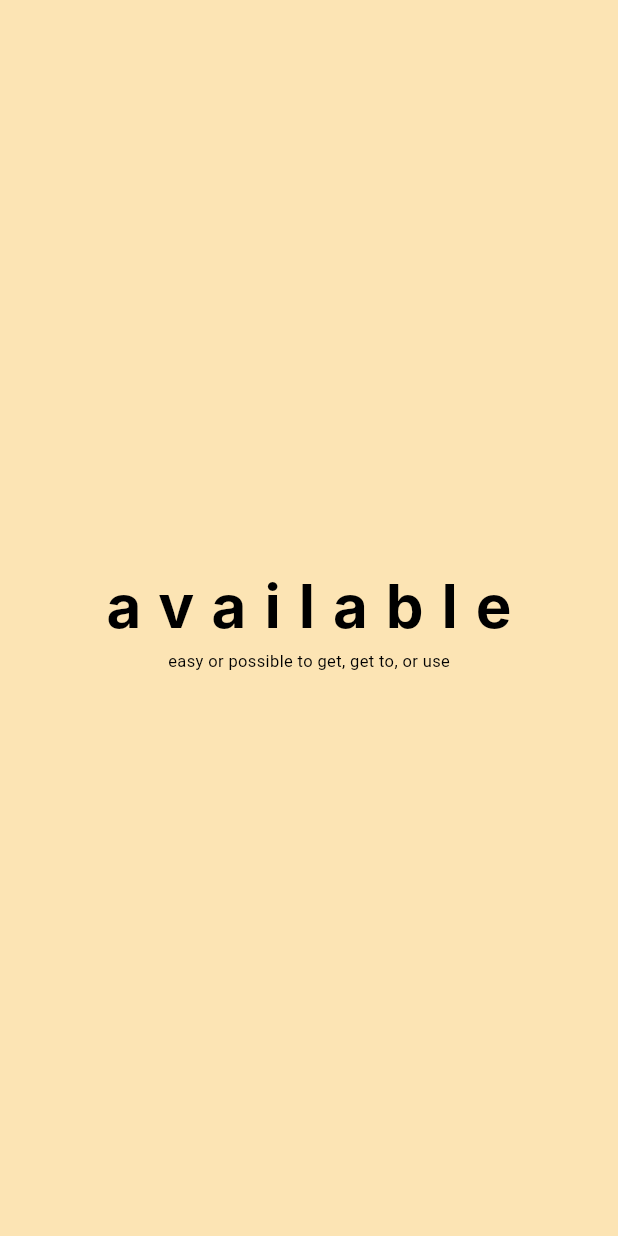
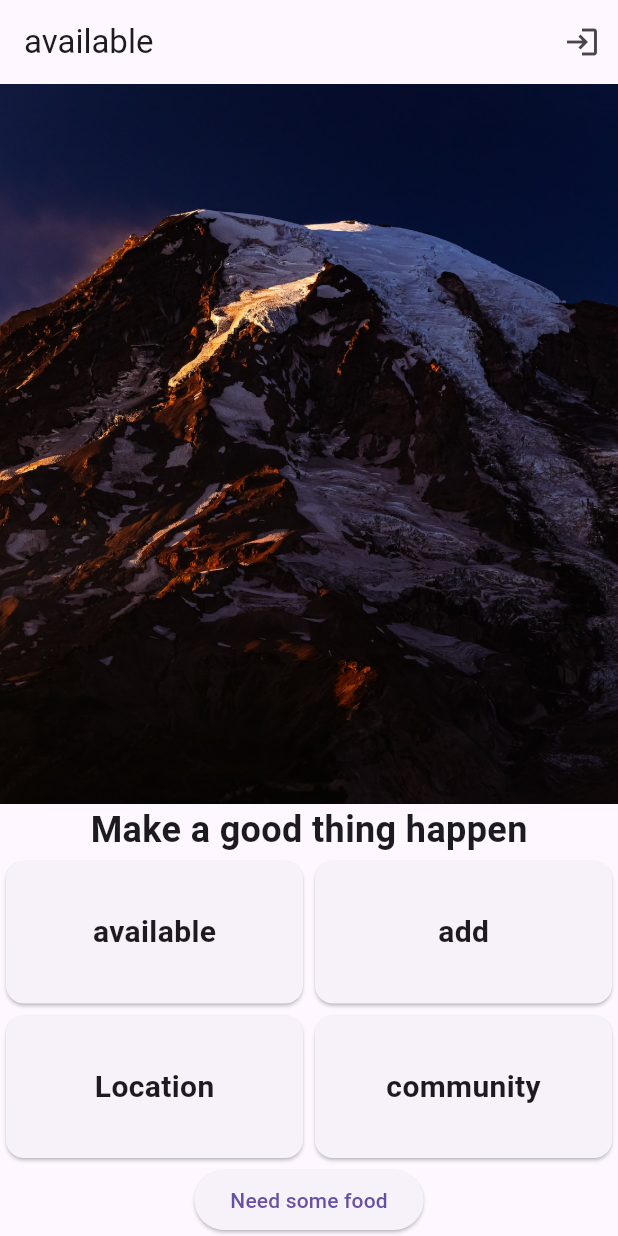
Before and after one commit to HaroonEA/my_first_app, a Flutter app: the first screen one second after launch, on a phone screen of 412 x 824 dp. Run offline on Flutter 3.47's test engine with Material 3 defaults, Android fonts, the phone set to English and light mode, and no system bars; Roboto replaces fonts that are missing (Inter).

Commit message:
created new page

```diff
--- a/lib/main.dart
+++ b/lib/main.dart
@@ -20,7 +20,8 @@ import 'package:my_first_app/screens/page2.dart';
 //import 'screens/home.dart';
 //import 'screens/product.dart';
 //import 'screens/about.dart';
-import 'screens/splash.dart';
+//import 'screens/splash.dart';
+import 'package:my_first_app/screens/menu.dart';
 
 void main() {
   runApp(const MyApp());
@@ -32,7 +33,7 @@ class MyApp extends StatelessWidget {
   @override
   Widget build(BuildContext context) {
     return MaterialApp(
-      home: SplashWidget(),
+      home: MenuScreen(),
       // title: 'Demo App',
       debugShowCheckedModeBanner: false, //to remove debug symbol
       routes: {
--- /dev/null
+++ b/lib/screens/menu.dart
@@ -0,0 +1,44 @@
+import 'package:flutter/material.dart';
+
+void main() {
+  runApp(MenuScreen());
+}
+
+class MenuScreen extends StatelessWidget {
+  @override
+  Widget build(BuildContext context) {
+    return MaterialApp(
+      home: Scaffold(
+        appBar: AppBar(
+          title: Text('available'),
+          actions: [IconButton(icon: Icon(Icons.login), onPressed: () {})],
+        ),
+        body: Column(
+          children: [
+            Expanded(
+              child: Image.asset('images/mountain.jpg', fit: BoxFit.cover),
+            ),
+            Text('Make a good thing happen',
+                style: TextStyle(fontSize: 24, fontWeight: FontWeight.bold)),
+            GridView.count(
+              shrinkWrap: true,
+              crossAxisCount: 2,
+              childAspectRatio: MediaQuery.of(context).size.width /
+                  (MediaQuery.of(context).size.height / 4),
+              children:
+                  ['available', 'add', 'Location', 'community'].map((text) {
+                return Card(
+                  child: Center(
+                      child: Text(text,
+                          style: TextStyle(
+                              fontSize: 20, fontWeight: FontWeight.bold))),
+                );
+              }).toList(),
+            ),
+            ElevatedButton(onPressed: () {}, child: Text('Need some food'))
+          ],
+        ),
+      ),
+    );
+  }
+}
--- a/lib/screens/page2.dart
+++ b/lib/screens/page2.dart
@@ -7,13 +7,13 @@ class Page2 extends StatelessWidget {
       appBar: AppBar(
         title: Text("Page 2"),
       ),
-      backgroundColor: Colors.white, // Set your product screen background color
+      backgroundColor: Colors.white,
       body: Stack(
         fit: StackFit.expand,
         children: [
           // Background Image
           Image.asset(
-            'images/city.png', // Replace with your image URL
+            'images/city.png',
             fit: BoxFit.cover,
           ),
           // Content
--- a/lib/screens/splash.dart
+++ b/lib/screens/splash.dart
@@ -1,6 +1,6 @@
 import 'dart:async';
 import 'package:flutter/material.dart';
-import 'page1.dart';
+import 'package:my_first_app/screens/menu.dart';
 
 class SplashWidget extends StatefulWidget {
   @override
@@ -12,11 +12,10 @@ class _SplashWidgetState extends State<SplashWidget> {
   void initState() {
     super.initState();
 
-    // Delay for 3 seconds (adjust as needed)
     Timer(Duration(seconds: 6), () {
-      // Navigate to the ProductWidget after splash duration
+      // Navigate to the page1 after splash duration
       Navigator.of(context).pushReplacement(MaterialPageRoute(
-        builder: (context) => page1(),
+        builder: (context) => MenuScreen(),
       ));
     });
   }
```
